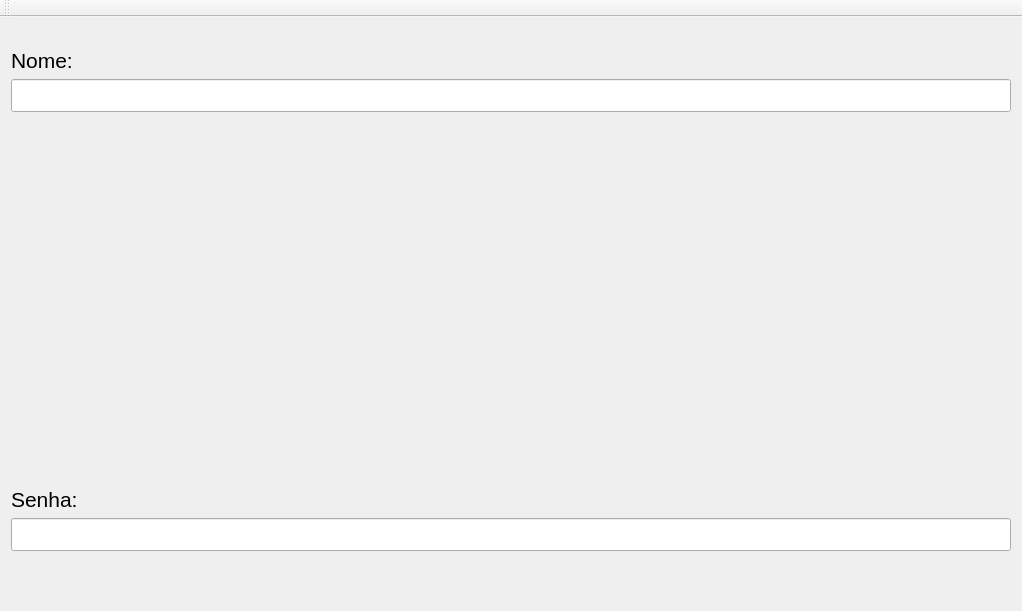
Qt form mainwindow.ui (MariaZBP/projeto_EE_2022_1) before a commit; both pictures show x 0 to 1022 and y 0 to 611 of the 1022 by 992 pixel window.
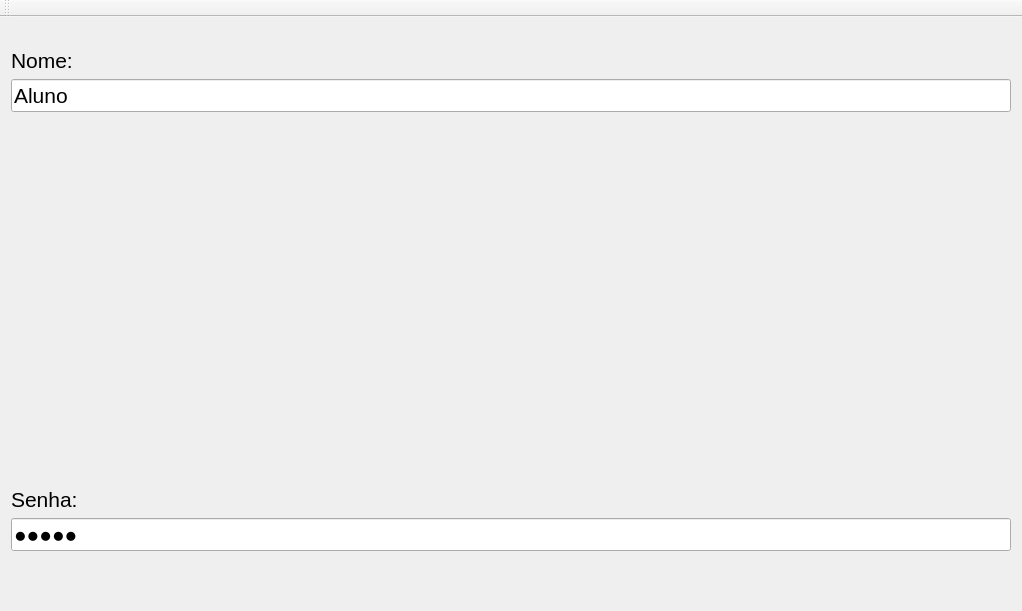
The same form after that commit. Icons and pictures are not drawn.

Commit message: Personalização de botões da tela principal

Diff of the .ui file:
```diff
--- a/mainwindow.ui
+++ b/mainwindow.ui
@@ -44,6 +44,9 @@
           <pointsize>16</pointsize>
          </font>
         </property>
+        <property name="text">
+         <string>Aluno</string>
+        </property>
        </widget>
       </item>
       <item>
@@ -73,6 +76,9 @@
           <pointsize>16</pointsize>
          </font>
         </property>
+        <property name="text">
+         <string>aluno</string>
+        </property>
         <property name="echoMode">
          <enum>QLineEdit::Password</enum>
         </property>
```
Left out of the diff: 6 changed lines with no effect on the pictures. The commit also changes 6 other files.
